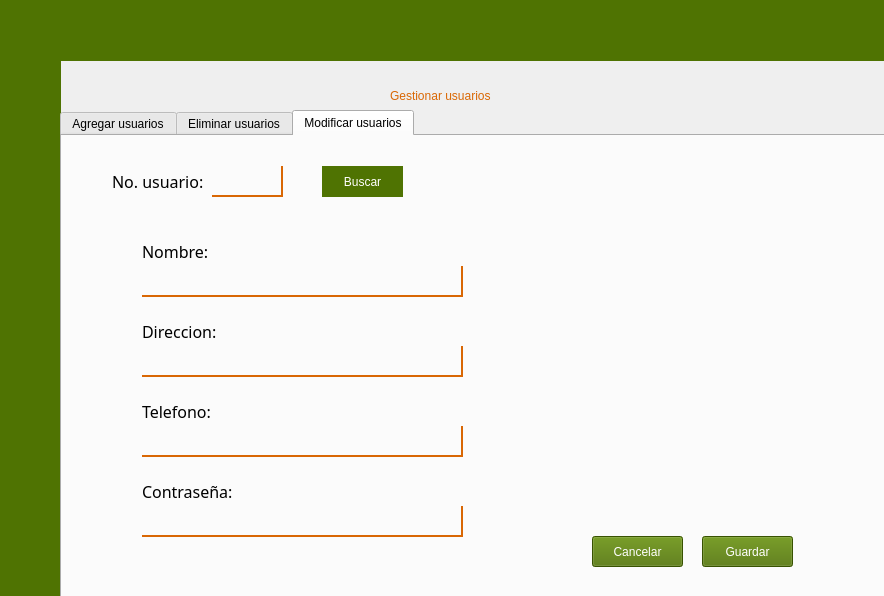
The window that gerente.ui (FernandoHS-0/Sabware) describes before a commit, drawn with Qt 5.
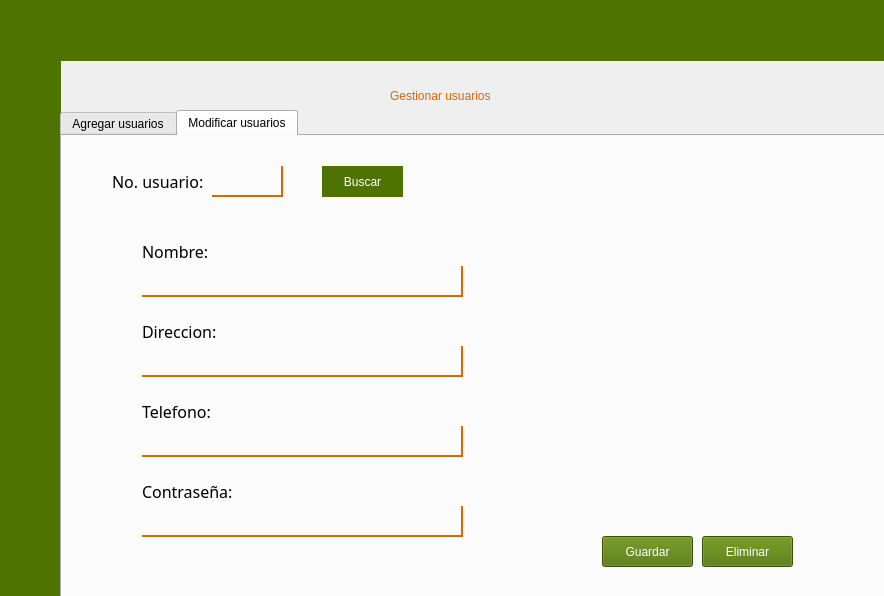
The same window after the commit. Icons and pictures are not drawn.

Commit message: Eliminar añadido

```diff
--- a/gerente.ui
+++ b/gerente.ui
@@ -160,11 +160,6 @@
        <string>Agregar usuarios</string>
       </attribute>
      </widget>
-     <widget class="QWidget" name="Eliminar">
-      <attribute name="title">
-       <string>Eliminar usuarios</string>
-      </attribute>
-     </widget>
      <widget class="QWidget" name="Modificar">
       <property name="styleSheet">
        <string notr="true"/>
@@ -175,7 +170,7 @@
       <widget class="QPushButton" name="pushButton_2">
        <property name="geometry">
         <rect>
-         <x>530</x>
+         <x>640</x>
          <y>400</y>
          <width>91</width>
          <height>31</height>
@@ -193,13 +188,13 @@
 }</string>
        </property>
        <property name="text">
-        <string>Cancelar</string>
+        <string>Eliminar</string>
        </property>
       </widget>
       <widget class="QPushButton" name="pushButton_3">
        <property name="geometry">
         <rect>
-         <x>640</x>
+         <x>540</x>
          <y>400</y>
          <width>91</width>
          <height>31</height>
```
Left out of the diff: 2 changed lines with no effect on the pictures. The commit also changes 2 other files.
